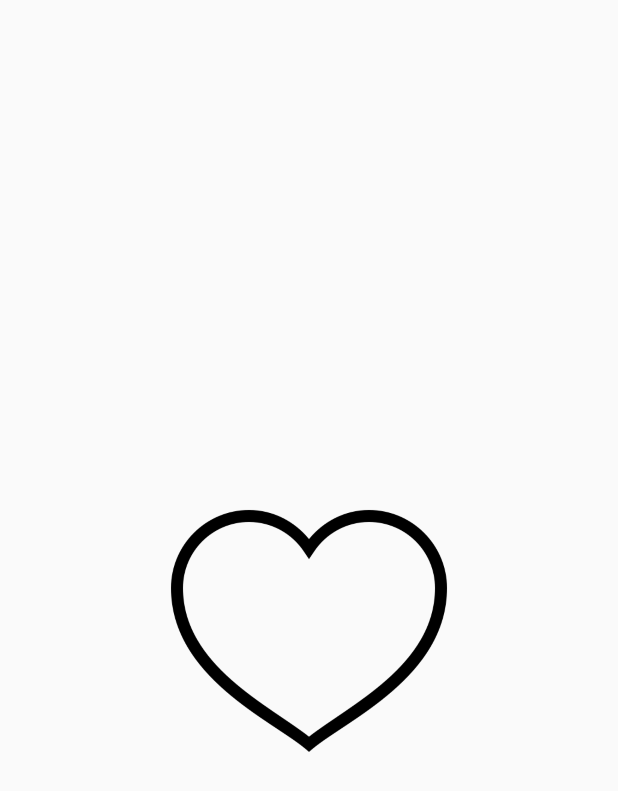
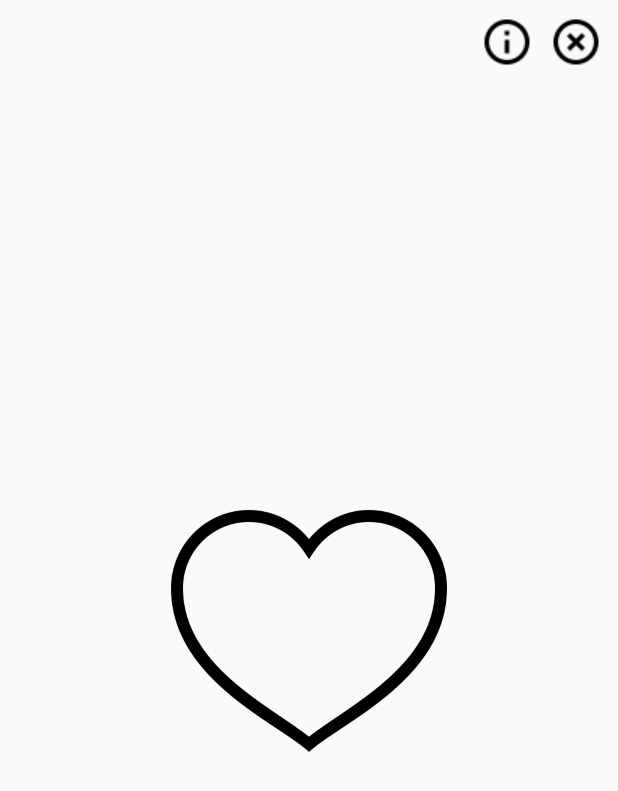
Before and after one commit to hirobot13/love_memory, an Android app: the MainActivity screen opened directly, with no data from a screen before it, on a phone screen of 412 x 824 dp. Shown: the top 791 px of the screen. Run offline under Robolectric (Android 15) with nearby library versions, the phone set to English and light mode, and no system bars.

Commit message:
Add exit, about function and set start date on image heart

```diff
--- a/app/src/main/java/com/hiro/lovememory/MainActivity.java
+++ b/app/src/main/java/com/hiro/lovememory/MainActivity.java
@@ -46,8 +46,8 @@ public class MainActivity extends AppCompatActivity {
     Date startDate;
     RelativeLayout mainLayout;
     TextView txvDays;
+    ImageButton btnExit, btnInfo, imgbtnHeart;
 
-    @RequiresApi(api = Build.VERSION_CODES.O)
     @Override
     protected void onCreate(Bundle savedInstanceState) {
         super.onCreate(savedInstanceState);
@@ -59,6 +59,29 @@ public class MainActivity extends AppCompatActivity {
 
         setContentView(R.layout.activity_main);
         txvDays = findViewById(R.id.txvDays);
+        btnExit = findViewById(R.id.btnExit);
+        btnInfo = findViewById(R.id.btnInfo);
+        imgbtnHeart = findViewById(R.id.imgbtnHeart);
+        imgbtnHeart.setOnClickListener(new View.OnClickListener() {
+            @Override
+            public void onClick(View v) {
+                SetStartDate();
+            }
+        });
+
+        btnExit.setOnClickListener(new View.OnClickListener() {
+            @Override
+            public void onClick(View v) {
+                ExitApp();
+            }
+        });
+        btnInfo.setOnClickListener(new View.OnClickListener() {
+            @Override
+            public void onClick(View v) {
+                Toast.makeText(MainActivity.this, "Love Memory - Develop by Văn Phát IT", Toast.LENGTH_LONG).show();
+            }
+        });
+
         file = new File(MainActivity.this.getFilesDir(), "startDate");
         if (!file.exists()){
             SetStartDate();
@@ -73,8 +96,6 @@ public class MainActivity extends AppCompatActivity {
             } catch (Exception e){
                 Toast.makeText(this, "Error while reading", Toast.LENGTH_SHORT).show();
             }
-
-
         }
     }
 
--- a/app/src/main/res/layout/activity_main.xml
+++ b/app/src/main/res/layout/activity_main.xml
@@ -3,14 +3,31 @@
     android:layout_width="match_parent"
     android:id="@+id/mainLayout"
     xmlns:android="http://schemas.android.com/apk/res/android">
+    <ImageButton
+        android:id="@+id/btnExit"
+        android:background="@null"
+        android:src="@drawable/close_circle_outline"
+        android:layout_alignParentRight="true"
+        android:layout_margin="10dp"
+        android:layout_width="wrap_content"
+        android:layout_height="wrap_content"/>
+    <ImageButton
+        android:id="@+id/btnInfo"
+        android:background="@null"
+        android:src="@drawable/information_outline"
+        android:layout_toLeftOf="@id/btnExit"
+        android:layout_marginVertical="10dp"
+        android:layout_width="wrap_content"
+        android:layout_height="wrap_content"/>
     <FrameLayout
         android:layout_centerInParent="true"
         android:layout_width="wrap_content"
         android:layout_height="wrap_content">
-        <ImageView
-            android:id="@+id/imgHeart"
+        <ImageButton
+            android:id="@+id/imgbtnHeart"
             android:background="@null"
             android:src="@drawable/heart"
+            android:scaleType="fitCenter"
             android:layout_width="200dp"
             android:layout_height="200dp"/>
         <TextView
```
Also changed, not shown: app/src/main/res/drawable/close_circle_outline.png (added), app/src/main/res/drawable/information_outline.png (added).
